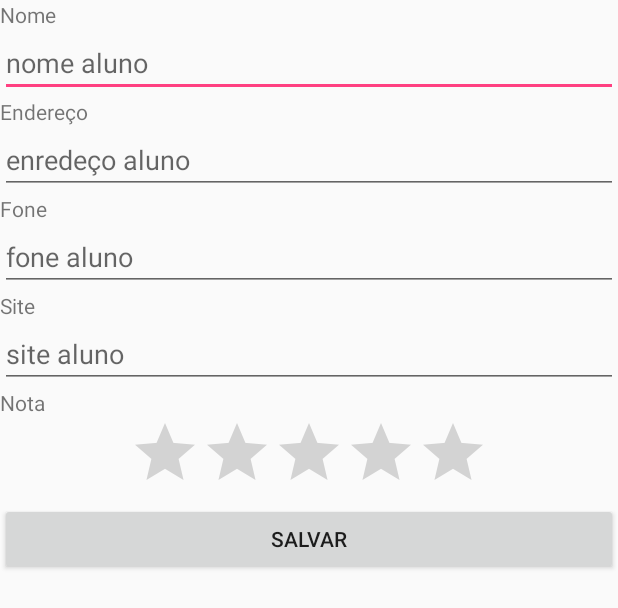
After one commit to DcbcGit/AulaAndroid, an Android app: the layout activity_aluno_formulario.xml on its own in the app's theme, with its tools: preview values and no code run, on a phone screen of 412 x 824 dp. The commit adds this screen. Shown: the top 608 px of the screen. Run offline under Robolectric (Android 15) with nearby library versions, the phone set to English and light mode, and no system bars.

Commit message:
Final da Aula 13/11/2017

```diff
--- /dev/null
+++ b/app/src/main/res/drawable/fundo_botao_adicionar.xml
@@ -0,0 +1,6 @@
+<?xml version="1.0" encoding="utf-8"?>
+<shape xmlns:android="http://schemas.android.com/apk/res/android"
+    android:shape="oval" >
+    <solid android:color="#0000FF"/>
+
+</shape>
--- /dev/null
+++ b/app/src/main/res/layout/activity_aluno_formulario.xml
@@ -0,0 +1,75 @@
+<?xml version="1.0" encoding="utf-8"?>
+<LinearLayout xmlns:android="http://schemas.android.com/apk/res/android"
+    android:layout_width="match_parent"
+    android:layout_height="match_parent"
+    android:orientation="vertical">
+
+    <TextView
+        android:layout_width="match_parent"
+        android:layout_height="wrap_content"
+        android:text="Nome" />
+
+    <EditText
+        android:id="@+id/txtNomeAluno_FormAluno"
+        android:layout_width="match_parent"
+        android:layout_height="wrap_content"
+        android:hint="nome aluno" />
+
+    <TextView
+        android:layout_width="match_parent"
+        android:layout_height="wrap_content"
+        android:text="Endereço" />
+
+    <EditText
+        android:id="@+id/txtEndereco_FormAluno"
+        android:layout_width="match_parent"
+        android:layout_height="wrap_content"
+        android:hint="enredeço aluno" />
+
+    <TextView
+        android:layout_width="match_parent"
+        android:layout_height="wrap_content"
+        android:text="Fone" />
+
+    <EditText
+        android:id="@+id/txtFone_FormAluno"
+        android:layout_width="match_parent"
+        android:layout_height="wrap_content"
+        android:ems="10"
+        android:hint="fone aluno"
+        android:inputType="phone" />
+
+    <TextView
+        android:layout_width="match_parent"
+        android:layout_height="wrap_content"
+        android:text="Site" />
+
+    <EditText
+        android:id="@+id/txtSite_FormAluno"
+        android:layout_width="match_parent"
+        android:layout_height="wrap_content"
+        android:ems="10"
+        android:hint="site aluno"
+        android:inputType="textPostalAddress" />
+
+    <TextView
+        android:layout_width="match_parent"
+        android:layout_height="wrap_content"
+        android:text="Nota" />
+
+    <RatingBar
+        android:id="@+id/rtbNota_FormAluno"
+        android:layout_width="wrap_content"
+        android:layout_height="wrap_content"
+        android:layout_gravity="center_horizontal"
+        android:hint="nota aluno"
+        android:max="10"
+        android:numStars="5" />
+
+    <Button
+        android:id="@+id/btnSalvar_FormAluno"
+        android:layout_width="match_parent"
+        android:layout_height="wrap_content"
+        android:text="SALVAR" />
+
+</LinearLayout>
--- a/app/src/main/res/menu/menu_lista_opcoes.xml
+++ b/app/src/main/res/menu/menu_lista_opcoes.xml
@@ -21,4 +21,8 @@
         android:id="@+id/item_deletar"
         android:title="Deletar" />
 
+    <item
+        android:id="@+id/item_msg_whatsapp"
+        android:title="Msg whatsapp" />
+
 </menu>
```
Also changed, not shown: app/src/main/AndroidManifest.xml (+4 -3 lines), app/src/main/java/br/senac/rn/agendaescolar/views/AlunoFormularioActivity.java (added, +33 -0 lines), app/src/main/java/br/senac/rn/agendaescolar/views/ListaAlunosActivity.java (+37 -4 lines), app/src/main/res/layout/listactivity.xml (+28 -15 lines).
